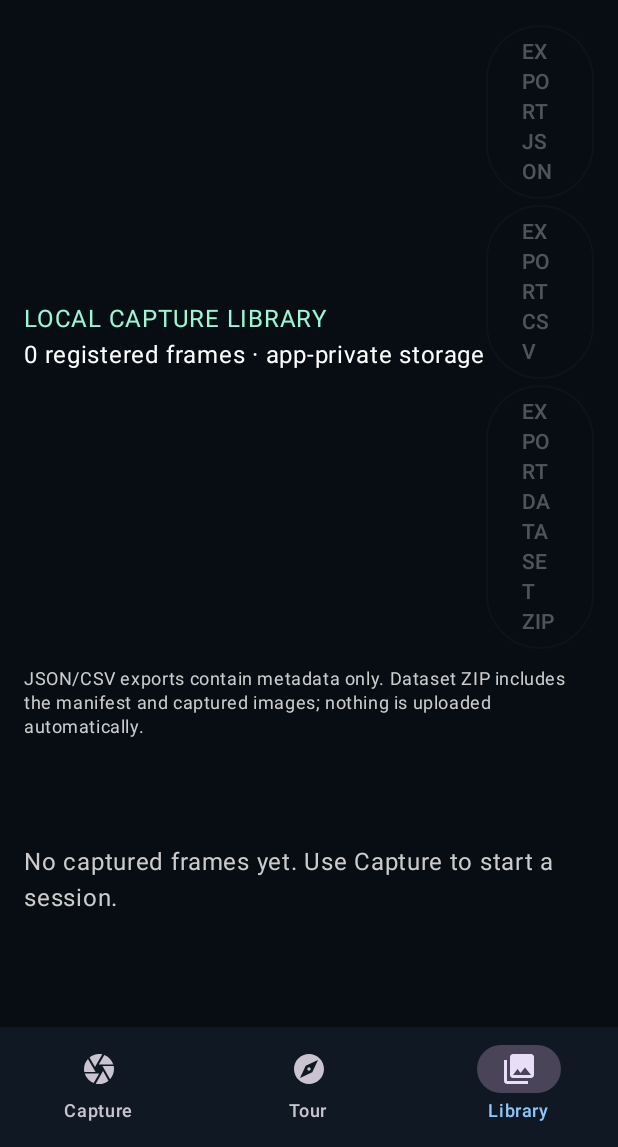
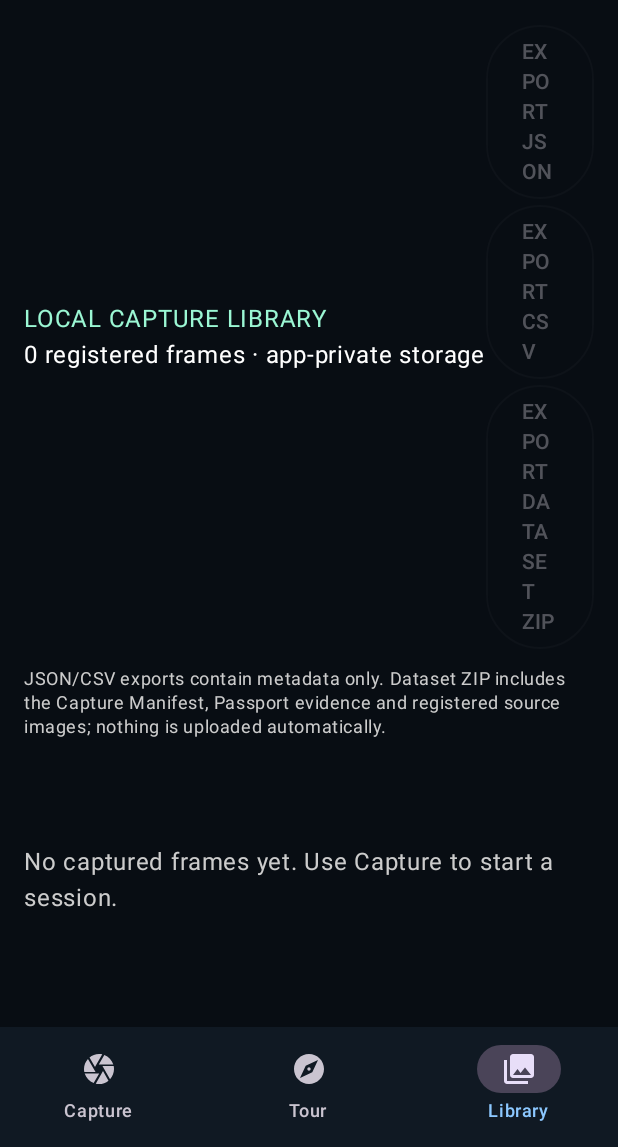
Before and after one commit to metsam-mastem/3DCAP, an Android app built with Jetpack Compose: the screen it shows after launch (MainActivity), item 3 of the bottom bar chosen, on a phone screen of 412 x 824 dp, the part 89-1236 px from its top. Run offline under Robolectric (Android 15) with nearby library versions, the phone set to English and light mode, and no system bars; libraries missing offline, so code that uses them is left out: androidx.camera.core, androidx.camera.lifecycle, androidx.camera.view; 3 statements that could not run were skipped.

Commit message:
fix(ui): describe Passport contents in dataset export

```diff
--- a/app/src/main/java/studio/threedcap/MainActivity.kt
+++ b/app/src/main/java/studio/threedcap/MainActivity.kt
@@ -251,7 +251,7 @@ class MainActivity : ComponentActivity(), SensorEventListener {
          ) { Text("EXPORT DATASET ZIP") }
         }
        }
-       Text("JSON/CSV exports contain metadata only. Dataset ZIP includes the manifest and captured images; nothing is uploaded automatically.",color=Color.LightGray,style=MaterialTheme.typography.bodySmall)
+       Text("JSON/CSV exports contain metadata only. Dataset ZIP includes the Capture Manifest, Passport evidence and registered source images; nothing is uploaded automatically.",color=Color.LightGray,style=MaterialTheme.typography.bodySmall)
        passport?.let { report ->
         Surface(color=Color(0xFF101923),shape=RoundedCornerShape(16.dp),modifier=Modifier.fillMaxWidth()) {
          Column(Modifier.padding(12.dp),verticalArrangement=Arrangement.spacedBy(6.dp)) {
```
